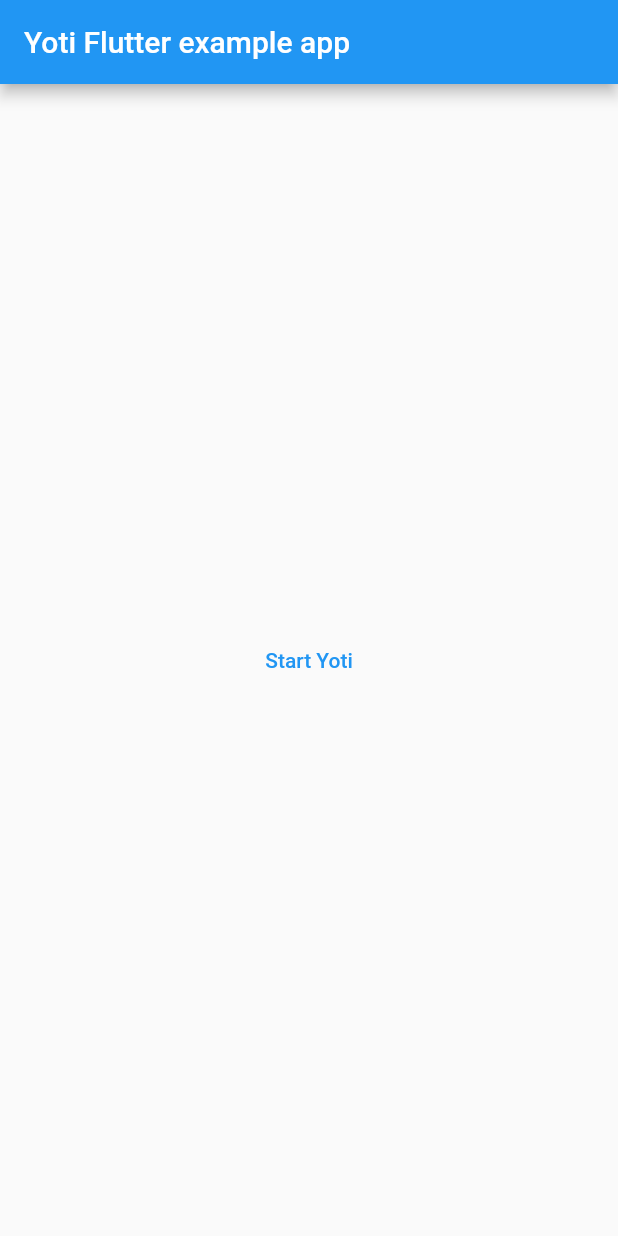
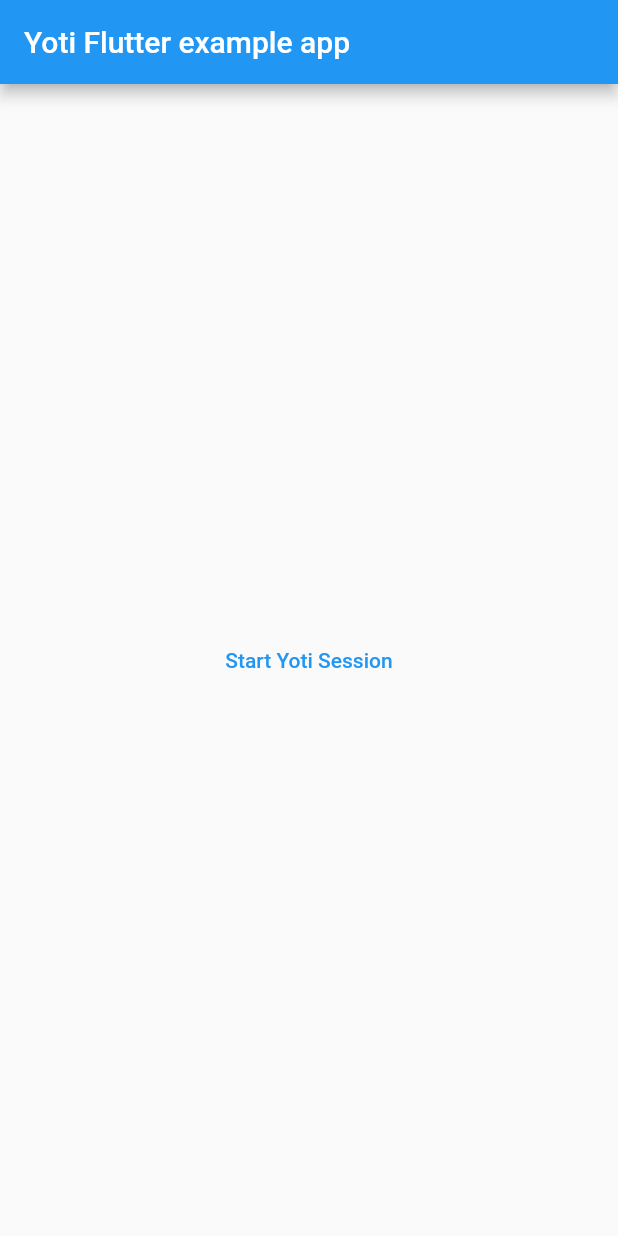
Before and after one commit to CharltonSantana/yoti-doc-scan-flutter-unofficial, a Flutter app: the screen it shows after launch, on a phone screen of 412 x 824 dp. Run offline on Flutter 3.47's test engine with Material 2 defaults, Android fonts, the phone set to English and light mode, and no system bars; our stand-ins replace plugin_platform_interface.

```diff
--- a/example/lib/main.dart
+++ b/example/lib/main.dart
@@ -24,9 +24,8 @@ class _MyAppState extends State<MyApp> {
 
   Future<void> startYoti() async {
     try {
-      var response = await _yotiFlutterPlugin.startYoti(
-          "5344dec4-eb33-4cb3-b8ee-d12fd768ad3f",
-          "d0226374-4ab5-459e-a574-1f4694eb3560");
+      var response =
+          await _yotiFlutterPlugin.startYoti("<Session ID>", "<Session Token>");
 
       print(response);
     } catch (error) {
@@ -46,7 +45,7 @@ class _MyAppState extends State<MyApp> {
               onPressed: () {
                 startYoti();
               },
-              child: const Text('Start Yoti')),
+              child: const Text('Start Yoti Session')),
         ),
       ),
     );
--- a/pubspec.yaml
+++ b/pubspec.yaml
@@ -1,5 +1,5 @@
 name: yoti_flutter
-description: A new Flutter plugin project.
+description: Flutter plugin to dridge to Yoti native SDKS. Yoti is an identity checking platform that allows organisations to verify who people are, online and in person.
 version: 0.0.1
 homepage:
 
```
Also changed, not shown: 3 other files.
